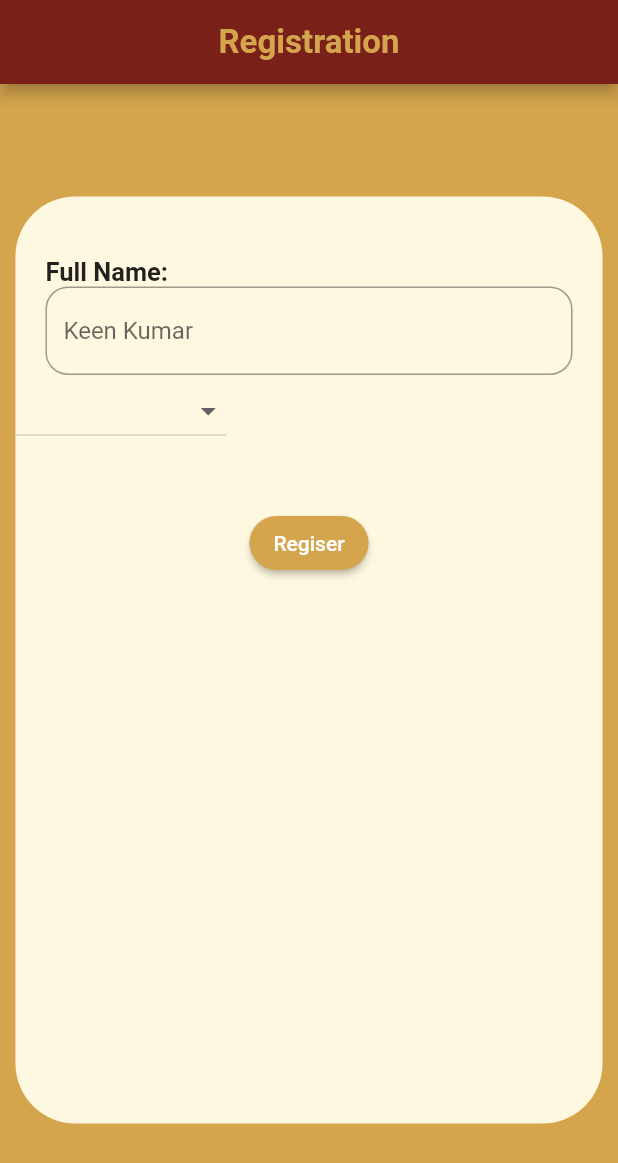
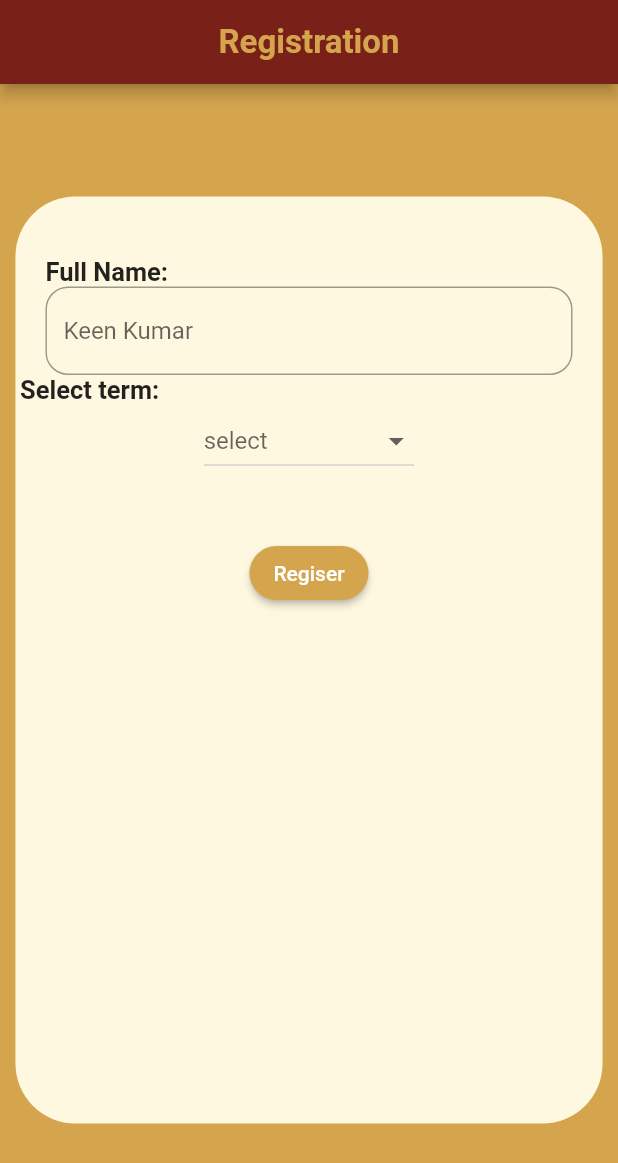
Before and after one commit to prakharaawasthi41509/flutter_app, a Flutter app: the CreateProfilePage screen opened directly, on a phone screen of 412 x 824 dp. Shown: the top 1163 px of the screen. Run offline on Flutter 3.47's test engine with Material 2 defaults, Android fonts, the phone set to English and light mode, and no system bars; Roboto replaces fonts that are missing (BeVietnamPro).

Commit message:
new addition

```diff
--- a/lib/Screens/CreateProfilePage.dart
+++ b/lib/Screens/CreateProfilePage.dart
@@ -78,14 +78,35 @@ class _CreateProfilePageState extends State<CreateProfilePage> {
                   ),
                 ),
                 //  drop down part is started from here
-                 DropdownButton<String>(
-                  items: <String>['Foundation level','Diploma level', 'Degree level'].map((String value) {
+                    // drop down ends here
+                Column(
+                  crossAxisAlignment: CrossAxisAlignment.start,
+                  children: [
+                    Padding(
+                      padding: EdgeInsets.only(left: 3),
+                      child: Text(
+                        "Select term:",
+                        style: TextStyle(
+                            fontSize: 17, fontWeight: FontWeight.bold),
+                      ),
+                    ),
+                    Center(
+                      child: DropdownButton(
+                        hint: Text('select'),
+                        items: [
+                          'Foundation level',
+                          'Diploma level',
+                          'Degree level'
+                        ].map((String value) {
                           return DropdownMenuItem<String>(
                             value: value,
                             child: Text(value),
                           );
                         }).toList(),
                         onChanged: (_) {},
+                      ),
+                    ),
+                  ],
                 ),
 
                 Center(
```
Lines whose indentation alone changed are shown as unchanged.
